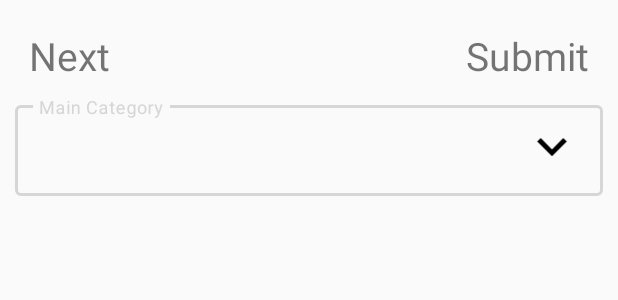
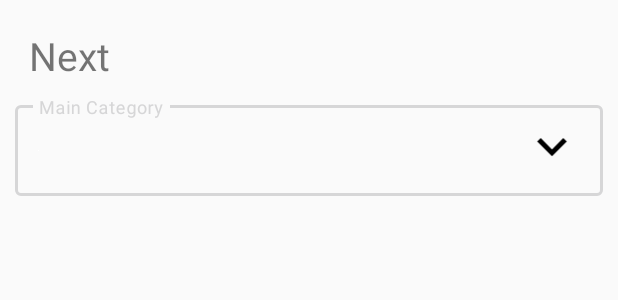
Before and after one commit to mernamedhat/MobileTask, an Android app: the layout activity_category.xml on its own in the app's theme, with its tools: preview values and no code run, on a phone screen of 412 x 824 dp. Shown: the top 300 px of the screen. Run offline under Robolectric (Android 15) with nearby library versions, the phone set to English and light mode, and no system bars; network calls fail.

Commit message:
last update

```diff
--- a/app/src/main/res/layout/activity_category.xml
+++ b/app/src/main/res/layout/activity_category.xml
@@ -24,14 +24,7 @@
            android:id="@+id/next"
            android:textSize="@dimen/_20sdp"
            />
-            <TextView
-                android:layout_width="wrap_content"
-                android:layout_height="wrap_content"
-                android:layout_alignParentEnd="true"
-                android:text="Submit"
-                android:id="@+id/submit"
-                android:textSize="@dimen/_20sdp"
-                />
+
 
         </RelativeLayout>
 
@@ -108,7 +101,7 @@
             <ImageView
                 android:layout_width="@dimen/_50sdp"
                 android:layout_height="@dimen/_30sdp"
-                android:id="@+id/spinner2"
+
                 android:gravity="end"
                 android:src="@drawable/ic_baseline_keyboard_arrow_down_24"
                 android:layout_marginStart="@dimen/_250sdp"
```
Also changed, not shown: app/src/main/AndroidManifest.xml (+5 -4 lines), app/src/main/java/com/example/mobiletask/CategoryActivity.kt (+25 -43 lines), app/src/main/java/com/example/mobiletask/prefrence/Preferenes.kt (+1 -6 lines), app/src/main/java/com/example/mobiletask/ui/options/SubCategoryOptionsAdapter.kt (+9 -5 lines).
